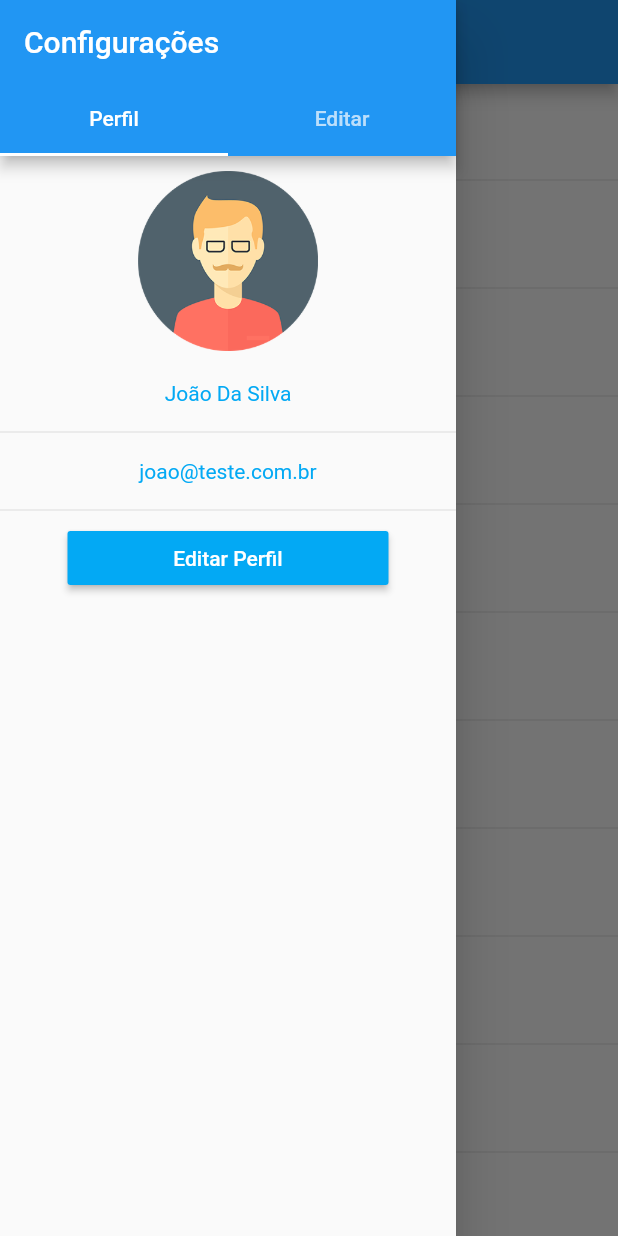
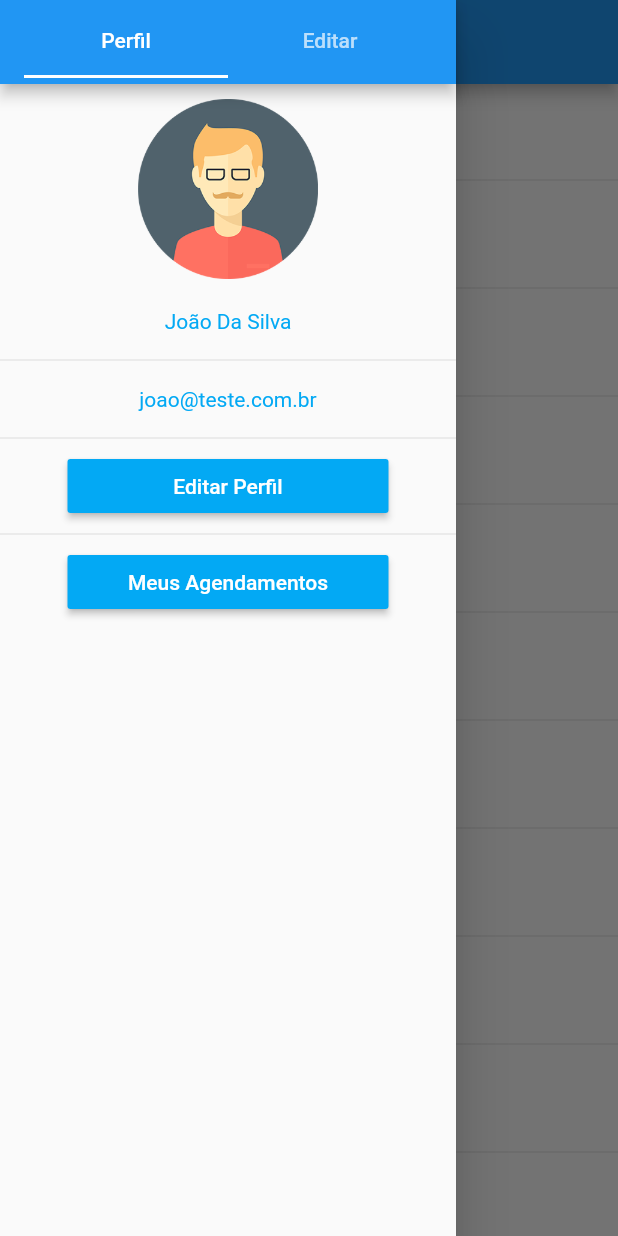
Before and after one commit to tgo-s/flutter-aluracar, a Flutter app: the screen it shows after launch, with the side drawer open, on a phone screen of 412 x 824 dp. Run offline on Flutter 3.47's test engine with Material 2 defaults, Android fonts, the phone set to English and light mode, and no system bars.

Commit message:
Working on tabs yet

```diff
--- a/lib/main.dart
+++ b/lib/main.dart
@@ -10,15 +10,8 @@ class Root extends StatelessWidget {
         appBar: AppBar(
           title: Text("Car Test"),
         ),
-        drawer: _buildDrawer(),
-        body: ListView.builder(
-          itemBuilder: (context, i) {
-            if (i.isOdd) return Divider();
-            return ListTile(
-              title: Text("Carro " + i.toString()),
-            );
-          },
-        ),
+        drawer: _buildDrawer(context),
+        body: new CarListWidget(),
         bottomSheet: Container(
           child: Row(
             children: <Widget>[
@@ -33,13 +26,13 @@ class Root extends StatelessWidget {
     );
   }
 
-  Drawer _buildDrawer() {
+  Drawer _buildDrawer(BuildContext context) {
     return Drawer(
       child: DefaultTabController(
         child: Scaffold(
           appBar: AppBar(
-            title: Text("Configurações"),
-            bottom: TabBar(
+            automaticallyImplyLeading: false,
+            title: TabBar(
               tabs: <Widget>[
                 Tab(
                   text: "Perfil",
@@ -52,7 +45,7 @@ class Root extends StatelessWidget {
           ),
           body: TabBarView(
             children: <Widget>[
-              _buildPerfil(),
+              _buildPerfil(context),
               Container(
                 child: Text("Editar"),
               )
@@ -64,7 +57,7 @@ class Root extends StatelessWidget {
     );
   }
 
-  ListView _buildPerfil() {
+  ListView _buildPerfil(BuildContext context) {
     return ListView(
       children: <Widget>[
         _buildAvatarPerfilDrawer(),
@@ -73,6 +66,10 @@ class Root extends StatelessWidget {
         _labelPerfil("joao@teste.com.br"),
         Divider(),
         _buildPerfilButton("Editar Perfil", () {}),
+        Divider(),
+        _buildPerfilButton("Meus Agendamentos", () {
+          Navigator.of(context).push(MaterialPageRoute(builder: (context) => CarListWidget()));
+        }),
       ],
     );
   }
@@ -133,3 +130,21 @@ class Root extends StatelessWidget {
     );
   }
 }
+
+class CarListWidget extends StatelessWidget {
+  const CarListWidget({
+    Key key,
+  }) : super(key: key);
+
+  @override
+  Widget build(BuildContext context) {
+    return ListView.builder(
+      itemBuilder: (context, i) {
+        if (i.isOdd) return Divider();
+        return ListTile(
+          title: Text("Carro " + i.toString()),
+        );
+      },
+    );
+  }
+}
```
